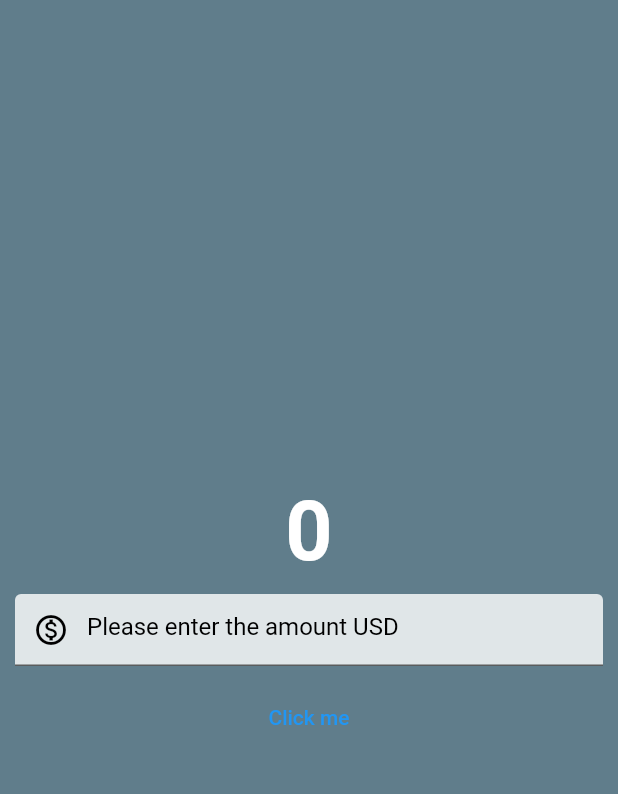
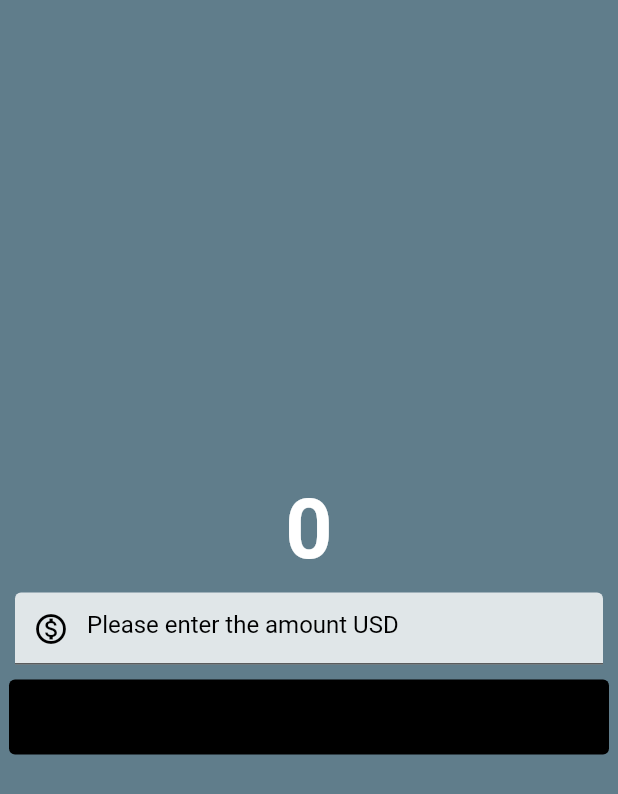
Before and after one commit to vivekdholakiya/currency_converter, a Flutter app: the screen it shows after launch, on a phone screen of 412 x 824 dp. Shown: the top 794 px of the screen. Run offline on Flutter 3.47's test engine with Material 2 defaults, Android fonts, the phone set to English and light mode, and no system bars.

Commit message:
edited button style

```diff
--- a/lib/currency_converter_material_page.dart
+++ b/lib/currency_converter_material_page.dart
@@ -54,7 +54,11 @@ class CurrencyConverterMaterialPage extends StatelessWidget {
                   print('butten clicked');
                 }
               },
-              child: const Text('Click me'),
+              style: const ButtonStyle(
+                  backgroundColor: MaterialStatePropertyAll(Colors.black),
+                  foregroundColor: MaterialStatePropertyAll(Colors.black),
+                  fixedSize: MaterialStatePropertyAll(Size(400, 50))),
+              child: const Text('Convert'),
             ),
           ],
         ),
```
